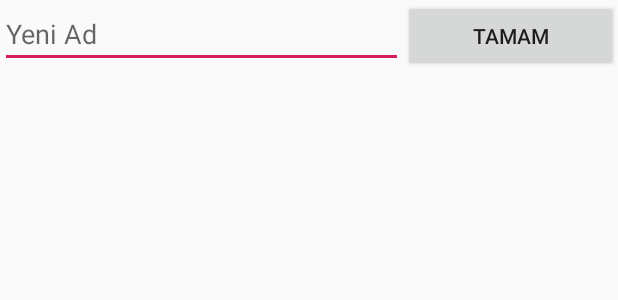
After one commit to fmeydan/GecmeNotuHesaplama, an Android app: the layout duzenle_layout.xml on its own in the app's theme, with its tools: preview values and no code run, on a phone screen of 412 x 824 dp. The commit adds this screen. Shown: the top 300 px of the screen. Run offline under Robolectric (Android 15) with nearby library versions, the phone set to English and light mode, and no system bars.

```diff
--- a/app/src/main/java/com/fuatmeydan/nothesapla/MainActivity.java
+++ b/app/src/main/java/com/fuatmeydan/nothesapla/MainActivity.java
@@ -50,11 +50,6 @@ public class MainActivity extends AppCompatActivity  {
         getWindow().setFlags(WindowManager.LayoutParams.FLAG_FULLSCREEN,WindowManager.LayoutParams.FLAG_FULLSCREEN);
 
         this.getSupportActionBar().hide();
-
-
-
-
-
         vize1=findViewById(R.id.et_vize1);
         vize2=findViewById(R.id.et_vize2);
         vize3=findViewById(R.id.et_vize3);
@@ -83,12 +78,10 @@ public class MainActivity extends AppCompatActivity  {
         dersAdi=findViewById(R.id.et_dersAdi);
         sp= PreferenceManager.getDefaultSharedPreferences(getApplicationContext());
         spe=sp.edit();
+        DatabaseHelper dbHelper=new DatabaseHelper(getApplicationContext());
+        ders_liste=dbHelper.dersler();
 
 
-        DatabaseHelper dbHelper=new DatabaseHelper(getApplicationContext());
-
-
-        ders_liste=dbHelper.dersler();
 
 
 
@@ -182,8 +175,6 @@ public class MainActivity extends AppCompatActivity  {
                 String sonuc=dbHelper.dersEkle(kaydet_dersAdi,kaydet_vize1,kaydet_vize2,kaydet_vize3,kaydet_quiz1,kaydet_quiz2,kaydet_quiz3,kaydet_odev1,kaydet_odev2,kaydet_odev3,kaydet_odev4,kaydet_vize1Oran,kaydet_vize2Oran,kaydet_vize3Oran,kaydet_quiz1Oran,kaydet_quiz2Oran,kaydet_quiz3Oran,kaydet_odev1Oran,kaydet_odev2Oran,kaydet_odev3Oran,kaydet_odev4Oran,kaydet_final_oran,kaydet_gecme_not);
                 Toast.makeText(getApplicationContext(),sonuc,Toast.LENGTH_LONG).show();
 
-
-
             }
         });
 
--- /dev/null
+++ b/app/src/main/res/layout/duzenle_layout.xml
@@ -0,0 +1,28 @@
+<?xml version="1.0" encoding="utf-8"?>
+<LinearLayout xmlns:android="http://schemas.android.com/apk/res/android"
+    android:orientation="vertical" android:layout_width="match_parent"
+    android:layout_height="match_parent">
+
+    <LinearLayout
+        android:layout_width="match_parent"
+        android:layout_height="match_parent"
+        android:orientation="horizontal"
+        android:weightSum="2">
+
+        <EditText
+            android:id="@+id/editText_yeniAd"
+            android:layout_width="wrap_content"
+            android:layout_height="wrap_content"
+            android:layout_weight="1"
+            android:ems="10"
+            android:hint="Yeni Ad"
+            android:inputType="textPersonName" />
+
+        <Button
+            android:id="@+id/button_yeniAd_tamam"
+            android:layout_width="wrap_content"
+            android:layout_height="wrap_content"
+            android:layout_weight="1"
+            android:text="Tamam" />
+    </LinearLayout>
+</LinearLayout>
```
